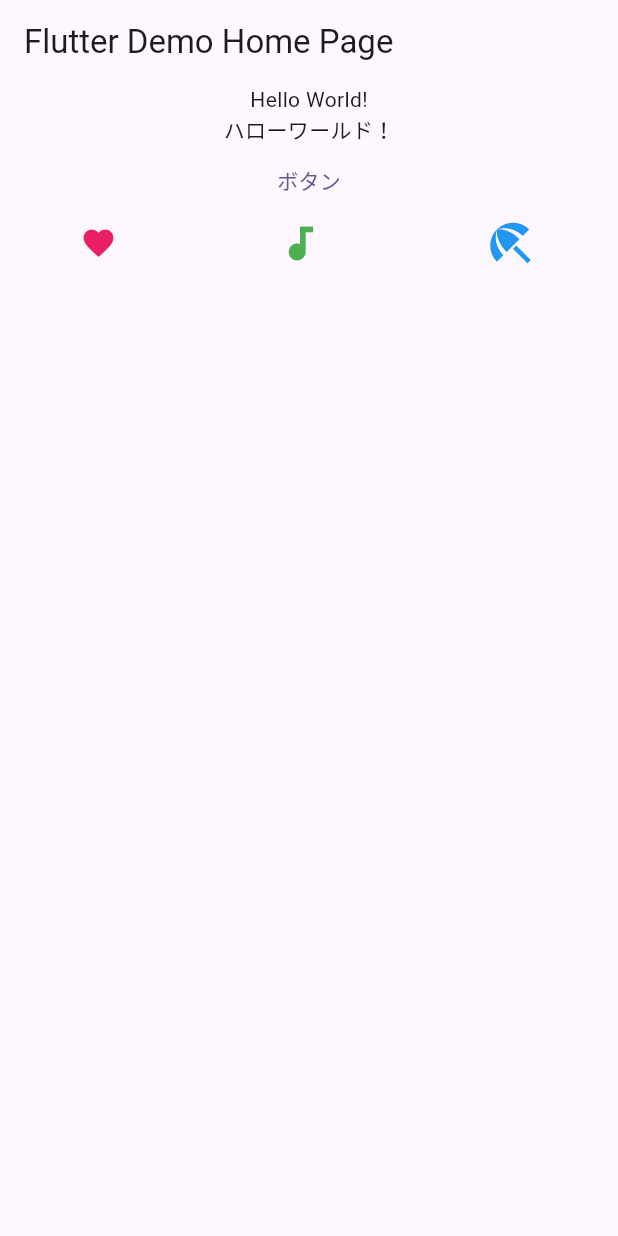
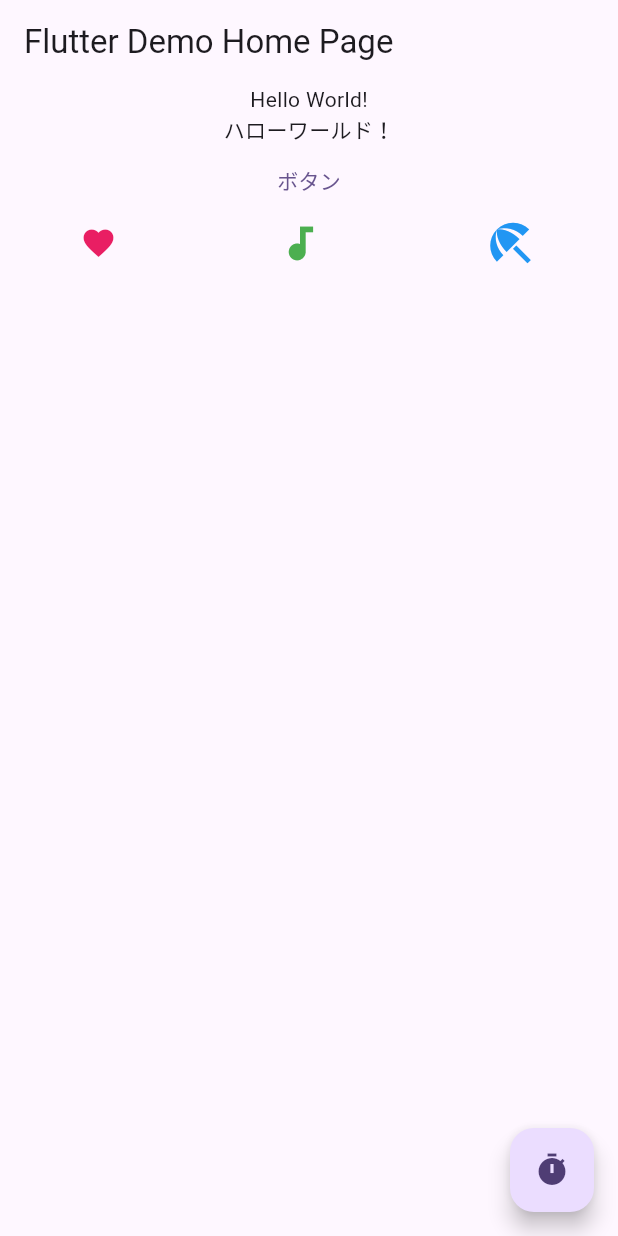
Before and after one commit to eltociear/flutter_practice, a Flutter app: the screen it shows after launch, on a phone screen of 412 x 824 dp. Run offline on Flutter 3.47's test engine with Material 3 defaults, Android fonts, the phone set to English and light mode, and no system bars.

Commit message:
hello_world: add floating button

```diff
--- a/hello_world/lib/main.dart
+++ b/hello_world/lib/main.dart
@@ -66,7 +66,10 @@ class _MyHomePageState extends State<MyHomePage> {
             )
           ],
         )
-      ])
+      ]),
+      floatingActionButton: FloatingActionButton(
+        onPressed: () => {print("押したね？")}, child: const Icon
+        (Icons.timer)),
     );
   }
 }
```
